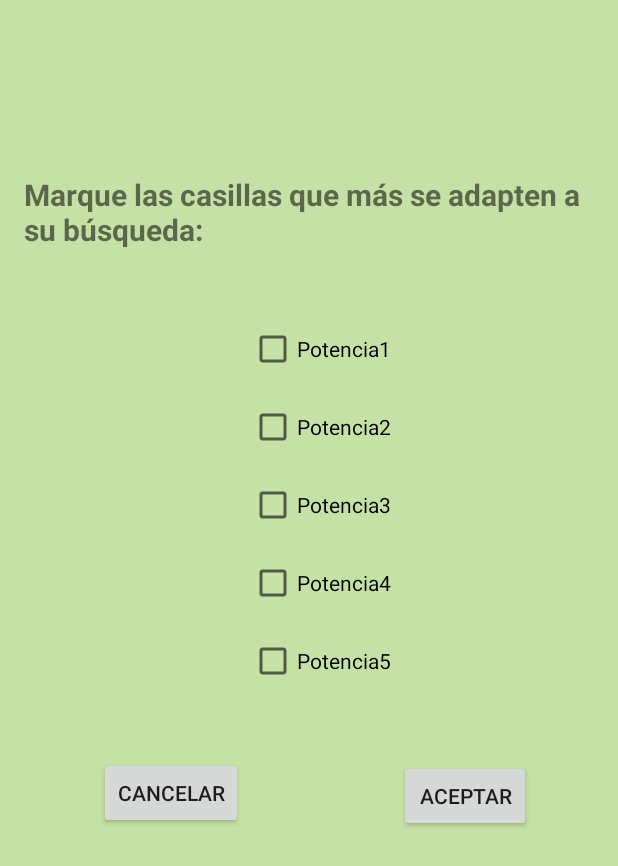
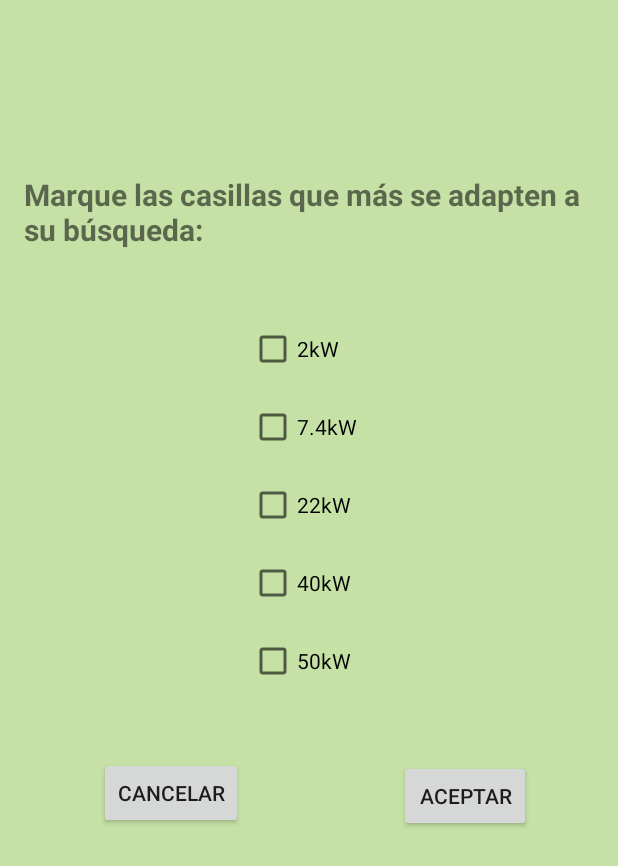
Before and after one commit to isunican/App-CarChargers-Grupo1, an Android app: the layout activity_pop_up_potencias.xml on its own in the app's theme, with its tools: preview values and no code run, on a phone screen of 412 x 824 dp. Shown: the top 866 px of the screen. Run offline under Robolectric (Android 15) with nearby library versions, the phone set to English and light mode, and no system bars; network calls fail.

Commit message:
PopUp filtrar respuesta disenho completado

```diff
--- a/AndroidProject/app/src/main/res/layout/activity_pop_up_potencias.xml
+++ b/AndroidProject/app/src/main/res/layout/activity_pop_up_potencias.xml
@@ -20,44 +20,44 @@
         android:textSize="20sp"
         android:textStyle="bold" />
 
-    <CheckBox android:id="@+id/checkbox1kW"
+    <CheckBox android:id="@+id/checkbox2kW"
         android:layout_width="wrap_content"
         android:layout_height="wrap_content"
         android:layout_marginTop="50dp"
         android:layout_marginLeft="150dp"
-        android:text="Potencia1"
+        android:text="2kW"
         android:onClick="onCheckboxClicked"/>
 
-    <CheckBox android:id="@+id/checkbox2kW"
+    <CheckBox android:id="@+id/checkbox7.4kW"
         android:layout_width="wrap_content"
         android:layout_height="wrap_content"
         android:layout_marginTop="20dp"
         android:layout_marginLeft="150dp"
-        android:text="Potencia2"
+        android:text="7.4kW"
         android:onClick="onCheckboxClicked"/>
 
-    <CheckBox android:id="@+id/checkbox3kW"
+    <CheckBox android:id="@+id/checkbox22kW"
         android:layout_width="wrap_content"
         android:layout_height="wrap_content"
         android:layout_marginTop="20dp"
         android:layout_marginLeft="150dp"
-        android:text="Potencia3"
+        android:text="22kW"
         android:onClick="onCheckboxClicked"/>
 
-    <CheckBox android:id="@+id/checkbox4kW"
+    <CheckBox android:id="@+id/checkbox40kW"
         android:layout_width="wrap_content"
         android:layout_height="wrap_content"
         android:layout_marginTop="20dp"
         android:layout_marginLeft="150dp"
-        android:text="Potencia4"
+        android:text="40kW"
         android:onClick="onCheckboxClicked"/>
 
-    <CheckBox android:id="@+id/checkbox5kW"
+    <CheckBox android:id="@+id/checkbox50kW"
         android:layout_width="wrap_content"
         android:layout_height="wrap_content"
         android:layout_marginTop="20dp"
         android:layout_marginLeft="150dp"
-        android:text="Potencia5"
+        android:text="50kW"
         android:onClick="onCheckboxClicked"/>
 
     <Button
```
